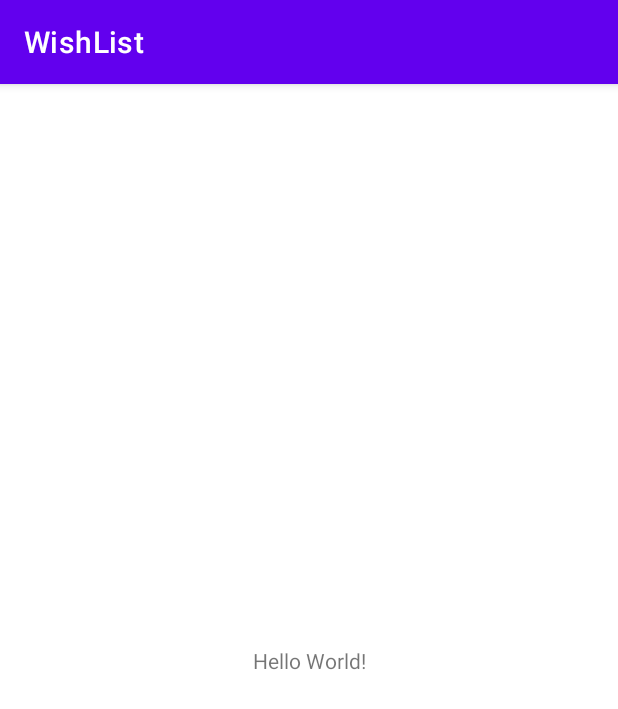
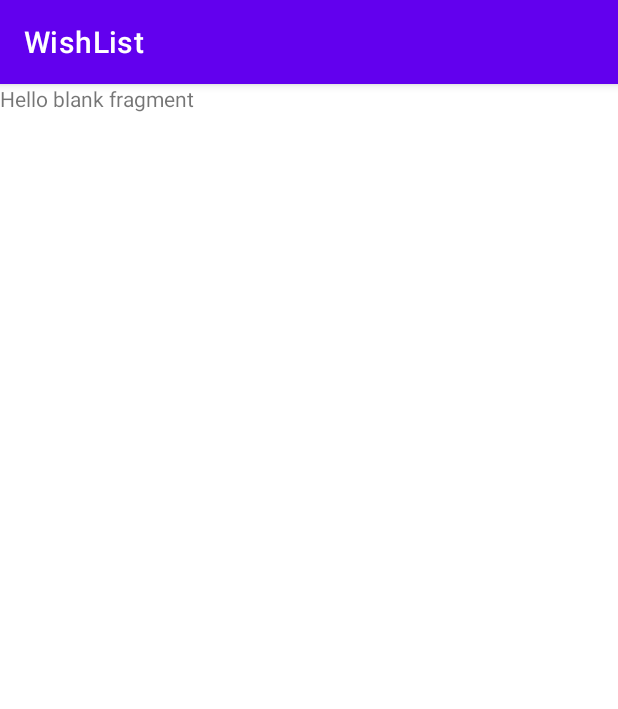
Before and after one commit to mzungu16/wishList, an Android app: the screen it shows after launch (MainActivity), on a phone screen of 412 x 824 dp. Shown: the top 709 px of the screen. Run offline under Robolectric (Android 15) with nearby library versions, the phone set to English and light mode, and no system bars.

Commit message:
юзкейс + вьюмодель

```diff
--- a/app/src/main/java/com/example/wishlist/MainActivity.kt
+++ b/app/src/main/java/com/example/wishlist/MainActivity.kt
@@ -1,11 +1,16 @@
 package com.example.wishlist
 
+import android.os.Bundle
 import androidx.appcompat.app.AppCompatActivity
-import android.os.Bundle
+import androidx.navigation.fragment.NavHostFragment
 
 class MainActivity : AppCompatActivity() {
     override fun onCreate(savedInstanceState: Bundle?) {
         super.onCreate(savedInstanceState)
         setContentView(R.layout.activity_main)
+        val navHostFragment =
+            supportFragmentManager.findFragmentById(R.id.nav_host_fragment) as NavHostFragment
+        val navController = navHostFragment.navController
+
     }
 }
--- /dev/null
+++ b/app/src/main/java/com/example/wishlist/ui/mainFragment/MainFragment.kt
@@ -0,0 +1,60 @@
+package com.example.wishlist.ui.mainFragment
+
+import android.os.Bundle
+import androidx.fragment.app.Fragment
+import android.view.LayoutInflater
+import android.view.View
+import android.view.ViewGroup
+import com.example.wishlist.R
+
+// TODO: Rename parameter arguments, choose names that match
+// the fragment initialization parameters, e.g. ARG_ITEM_NUMBER
+private const val ARG_PARAM1 = "param1"
+private const val ARG_PARAM2 = "param2"
+
+/**
+ * A simple [Fragment] subclass.
+ * Use the [MainFragment.newInstance] factory method to
+ * create an instance of this fragment.
+ */
+class MainFragment : Fragment() {
+    // TODO: Rename and change types of parameters
+    private var param1: String? = null
+    private var param2: String? = null
+
+    override fun onCreate(savedInstanceState: Bundle?) {
+        super.onCreate(savedInstanceState)
+        arguments?.let {
+            param1 = it.getString(ARG_PARAM1)
+            param2 = it.getString(ARG_PARAM2)
+        }
+    }
+
+    override fun onCreateView(
+        inflater: LayoutInflater, container: ViewGroup?,
+        savedInstanceState: Bundle?
+    ): View? {
+        // Inflate the layout for this fragment
+        return inflater.inflate(R.layout.fragment_main, container, false)
+    }
+
+    companion object {
+        /**
+         * Use this factory method to create a new instance of
+         * this fragment using the provided parameters.
+         *
+         * @param param1 Parameter 1.
+         * @param param2 Parameter 2.
+         * @return A new instance of fragment MainFragment.
+         */
+        // TODO: Rename and change types and number of parameters
+        @JvmStatic
+        fun newInstance(param1: String, param2: String) =
+            MainFragment().apply {
+                arguments = Bundle().apply {
+                    putString(ARG_PARAM1, param1)
+                    putString(ARG_PARAM2, param2)
+                }
+            }
+    }
+}
--- a/app/src/main/res/layout/activity_main.xml
+++ b/app/src/main/res/layout/activity_main.xml
@@ -6,13 +6,16 @@
     android:layout_height="match_parent"
     tools:context=".MainActivity">
 
-    <TextView
-        android:layout_width="wrap_content"
-        android:layout_height="wrap_content"
-        android:text="Hello World!"
+    <androidx.fragment.app.FragmentContainerView
+        android:id="@+id/nav_host_fragment"
+        android:name="androidx.navigation.fragment.NavHostFragment"
+        android:layout_width="0dp"
+        android:layout_height="0dp"
+        app:defaultNavHost="true"
         app:layout_constraintBottom_toBottomOf="parent"
-        app:layout_constraintEnd_toEndOf="parent"
-        app:layout_constraintStart_toStartOf="parent"
-        app:layout_constraintTop_toTopOf="parent" />
+        app:layout_constraintLeft_toLeftOf="parent"
+        app:layout_constraintRight_toRightOf="parent"
+        app:layout_constraintTop_toTopOf="parent"
+        app:navGraph="@navigation/nav_graph" />
 
 </androidx.constraintlayout.widget.ConstraintLayout>
--- /dev/null
+++ b/app/src/main/res/layout/fragment_main.xml
@@ -0,0 +1,14 @@
+<?xml version="1.0" encoding="utf-8"?>
+<FrameLayout xmlns:android="http://schemas.android.com/apk/res/android"
+    xmlns:tools="http://schemas.android.com/tools"
+    android:layout_width="match_parent"
+    android:layout_height="match_parent"
+    tools:context=".MainFragmentKt">
+
+    <!-- TODO: Update blank fragment layout -->
+    <TextView
+        android:layout_width="match_parent"
+        android:layout_height="match_parent"
+        android:text="@string/hello_blank_fragment" />
+
+</FrameLayout>
--- /dev/null
+++ b/app/src/main/res/navigation/nav_graph.xml
@@ -0,0 +1,25 @@
+<?xml version="1.0" encoding="utf-8"?>
+<navigation xmlns:android="http://schemas.android.com/apk/res/android"
+    xmlns:app="http://schemas.android.com/apk/res-auto"
+    xmlns:tools="http://schemas.android.com/tools"
+    android:id="@+id/nav_graph"
+    app:startDestination="@id/mainFragment">
+
+    <fragment
+        android:id="@+id/mainFragment"
+        android:name="com.example.wishlist.ui.mainFragment.MainFragment"
+        android:label="fragment_main"
+        tools:layout="@layout/fragment_main" >
+        <action
+            android:id="@+id/action_mainFragment_to_searchFragment"
+            app:destination="@id/searchFragment" />
+    </fragment>
+    <fragment
+        android:id="@+id/searchFragment"
+        android:name="com.example.wishlist.SearchFragment"
+        android:label="fragment_search"
+        tools:layout="@layout/fragment_search" />
+    <action
+        android:id="@+id/action_global_searchFragment"
+        app:destination="@+id/searchFragment" />
+</navigation>
--- a/app/src/main/res/values/strings.xml
+++ b/app/src/main/res/values/strings.xml
@@ -1,3 +1,6 @@
 <resources>
     <string name="app_name">WishList</string>
+    <!-- TODO: Remove or change this placeholder text -->
+    <string name="hello_blank_fragment">Hello blank fragment</string>
+    <string name="hello_blank_fragment2">Hello blank fragment2</string>
 </resources>
```
Also changed, not shown: app/build.gradle (+14 -6 lines), app/src/main/java/com/example/wishlist/data/localdatasource/LocalDataSourceImpl.kt (added, +25 -0 lines), app/src/main/java/com/example/wishlist/data/localdatasource/LocalGroup.kt (added, +8 -0 lines), app/src/main/java/com/example/wishlist/data/localdatasource/LocalMember.kt (added, +8 -0 lines), app/src/main/java/com/example/wishlist/data/repository/RepositoryImpl.kt (added, +15 -0 lines), app/src/main/java/com/example/wishlist/data/usecase/MainFragmentUsecaseImpl.kt (added, +10 -0 lines), app/src/main/java/com/example/wishlist/domain/MainFragmentUsecase.kt (added, +7 -0 lines), app/src/main/java/com/example/wishlist/domain/Repository.kt (added, +8 -0 lines), app/src/main/java/com/example/wishlist/ui/mainFragment/MainFragmentViewModel.kt (added, +22 -0 lines), app/src/main/java/com/example/wishlist/ui/searchFragment/SearchFragment.kt (added, +60 -0 lines), app/src/main/res/layout/fragment_search.xml (added, +14 -0 lines), build.gradle (+9 -0 lines).
